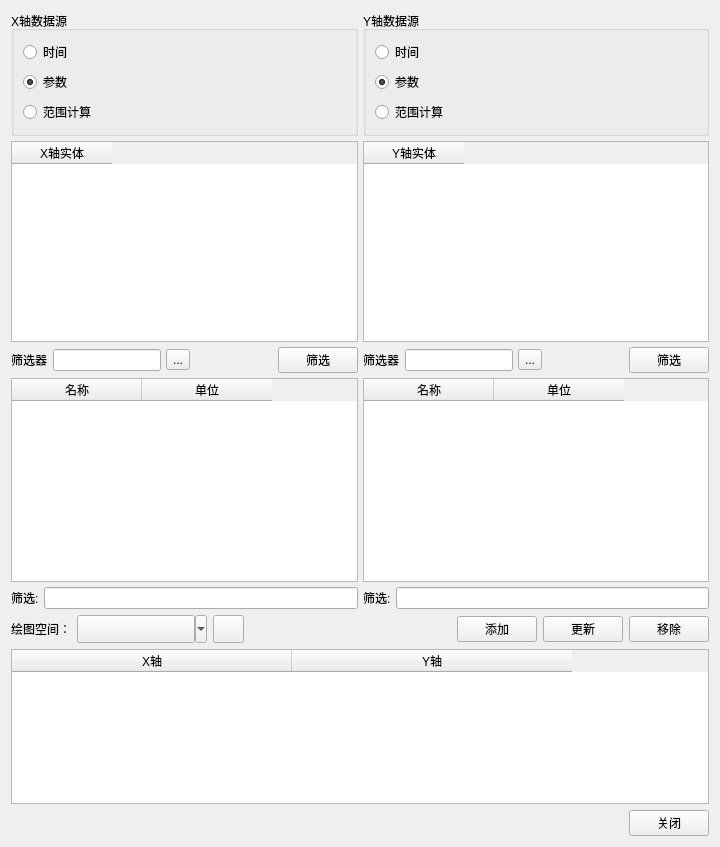
This is AddPlotPair.ui in 23wwwtt/plotxy as Qt 5 draws it before an edit. The edited form follows.
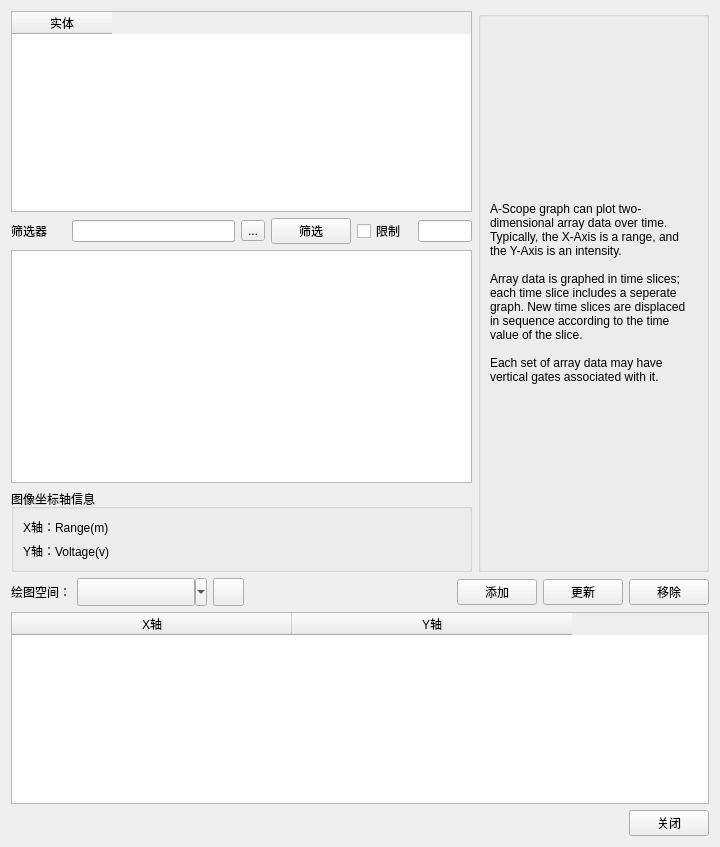
This is the edited form. The open tabs and pages were chosen to show the change.

What changed in the file:
```diff
--- a/AddPlotPair.ui
+++ b/AddPlotPair.ui
@@ -13,7 +13,7 @@
   <property name="windowTitle">
    <string>Form</string>
   </property>
-  <layout class="QVBoxLayout" name="verticalLayout_3">
+  <layout class="QVBoxLayout" name="verticalLayout_3" stretch="1,0,0,0">
    <item>
     <widget class="QStackedWidget" name="stackedWidget">
      <property name="currentIndex">
@@ -1731,6 +1731,18 @@
      </widget>
      <widget class="QWidget" name="page_7">
       <layout class="QVBoxLayout" name="verticalLayout_16">
+       <property name="leftMargin">
+        <number>0</number>
+       </property>
+       <property name="topMargin">
+        <number>0</number>
+       </property>
+       <property name="rightMargin">
+        <number>0</number>
+       </property>
+       <property name="bottomMargin">
+        <number>0</number>
+       </property>
        <item>
         <layout class="QHBoxLayout" name="horizontalLayout_35">
          <item>
@@ -1925,6 +1937,126 @@
        </item>
       </layout>
      </widget>
+     <widget class="QWidget" name="page_17">
+      <layout class="QHBoxLayout" name="horizontalLayout_41" stretch="2,1">
+       <property name="leftMargin">
+        <number>0</number>
+       </property>
+       <property name="topMargin">
+        <number>0</number>
+       </property>
+       <property name="rightMargin">
+        <number>0</number>
+       </property>
+       <property name="bottomMargin">
+        <number>0</number>
+       </property>
+       <item>
+        <layout class="QVBoxLayout" name="verticalLayout_38">
+         <item>
+          <layout class="QVBoxLayout" name="verticalLayout_35">
+           <item>
+            <widget class="QTableWidget" name="tableWidget_AScopeEntity">
+             <column>
+              <property name="text">
+               <string>实体</string>
+              </property>
+             </column>
+            </widget>
+           </item>
+           <item>
+            <layout class="QHBoxLayout" name="horizontalLayout_40" stretch="1,3,1,1,1,1">
+             <item>
+              <widget class="QLabel" name="label_34">
+               <property name="text">
+                <string>筛选器</string>
+               </property>
+              </widget>
+             </item>
+             <item>
+              <widget class="QLineEdit" name="lineEdit_ascope_1"/>
+             </item>
+             <item>
+              <widget class="QToolButton" name="toolButton_ascope">
+               <property name="text">
+                <string>...</string>
+               </property>
+              </widget>
+             </item>
+             <item>
+              <widget class="QPushButton" name="pushButton_ascope">
+               <property name="text">
+                <string>筛选</string>
+               </property>
+              </widget>
+             </item>
+             <item>
+              <widget class="QCheckBox" name="checkBox_ascope">
+               <property name="text">
+                <string>限制</string>
+               </property>
+              </widget>
+             </item>
+             <item>
+              <widget class="QLineEdit" name="lineEdit_ascope_2"/>
+             </item>
+            </layout>
+           </item>
+          </layout>
+         </item>
+         <item>
+          <widget class="QTableWidget" name="tableWidget_AScopeEntity_2"/>
+         </item>
+         <item>
+          <widget class="QGroupBox" name="groupBox_8">
+           <property name="title">
+            <string>图像坐标轴信息</string>
+           </property>
+           <layout class="QVBoxLayout" name="verticalLayout_36">
+            <item>
+             <widget class="QLabel" name="label_XAxis">
+              <property name="text">
+               <string>X轴：Range(m)</string>
+              </property>
+             </widget>
+            </item>
+            <item>
+             <widget class="QLabel" name="label_YAxis">
+              <property name="text">
+               <string>Y轴：Voltage(v)</string>
+              </property>
+             </widget>
+            </item>
+           </layout>
+          </widget>
+         </item>
+        </layout>
+       </item>
+       <item>
+        <widget class="QGroupBox" name="groupBox_9">
+         <property name="title">
+          <string/>
+         </property>
+         <layout class="QVBoxLayout" name="verticalLayout_37">
+          <item>
+           <widget class="QLabel" name="label_ascope">
+            <property name="text">
+             <string>A-Scope graph can plot two-dimensional array data over time. Typically, the X-Axis is a range, and the Y-Axis is an intensity.
+
+Array data is graphed in time slices; each time slice includes a seperate graph. New time slices are displaced in sequence according to the time value of the slice.
+
+Each set of array data may have vertical gates associated with it.</string>
+            </property>
+            <property name="wordWrap">
+             <bool>true</bool>
+            </property>
+           </widget>
+          </item>
+         </layout>
+        </widget>
+       </item>
+      </layout>
+     </widget>
     </widget>
    </item>
    <item>
```
Left out of the diff: 19 changed lines with no effect on the pictures.
